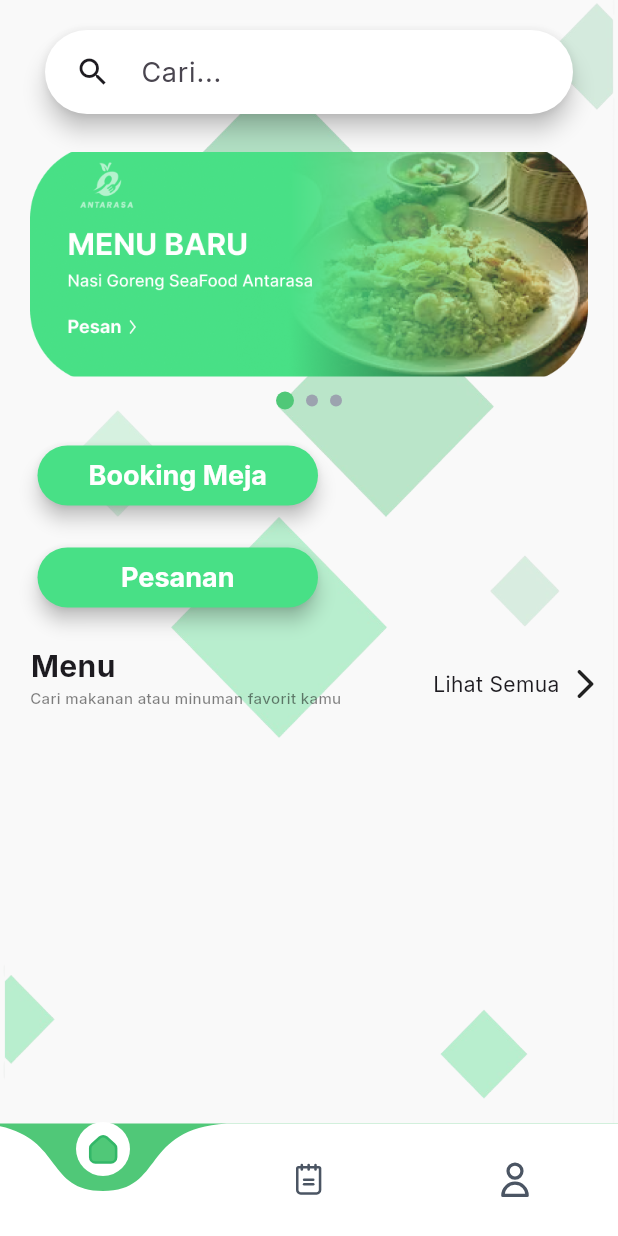
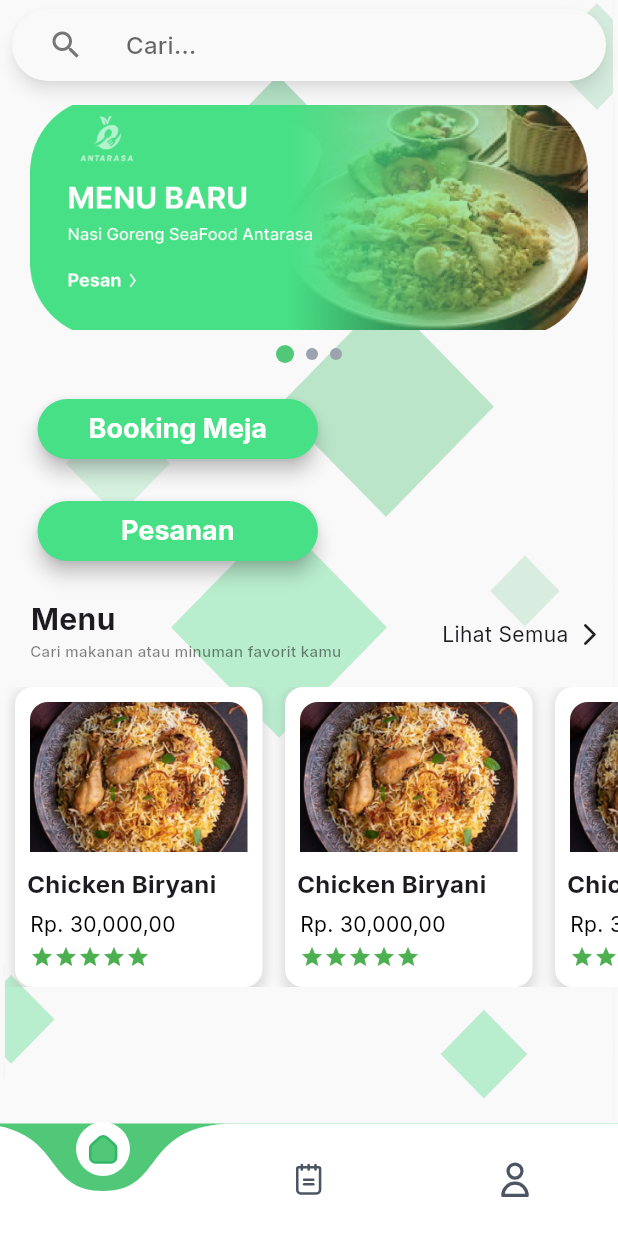
Before and after one commit to KakaChristian/antarasa, a Flutter app: the NavigationView screen opened by its route, on a phone screen of 412 x 824 dp. Run offline on Flutter 3.47's test engine with Material 3 defaults, Android fonts, the phone set to English and light mode, and no system bars; drawn by our look-alikes of curved_navigation_bar; our stand-ins replace flutter_svg, get, material_floating_search_bar_2.

Commit message:
Home view

```diff
--- a/lib/app/core/config/themes/app_themes.dart
+++ b/lib/app/core/config/themes/app_themes.dart
@@ -49,7 +49,7 @@ class AppTheme {
       ),
     ),
     searchBarTheme: const SearchBarThemeData(
-      backgroundColor: WidgetStatePropertyAll(AppColors.white),
+      backgroundColor: WidgetStatePropertyAll(AppColors.lightBackgroundColor),
       shadowColor: WidgetStatePropertyAll(AppColors.black),
       padding: WidgetStatePropertyAll(
         EdgeInsets.symmetric(horizontal: 20),
--- a/lib/app/features/home/views/home_view.dart
+++ b/lib/app/features/home/views/home_view.dart
@@ -1,5 +1,7 @@
 import 'package:antarasa/app/common/widgets/button/basic_app_button.dart';
 import 'package:antarasa/app/core/config/themes/app_colors.dart';
+import 'package:antarasa/app/features/home/widgets/food_card.dart';
+import 'package:antarasa/app/features/home/widgets/home_search_bar.dart';
 import 'package:antarasa/app/features/home/widgets/page_indicator.dart';
 import 'package:flutter/material.dart';
 import 'package:get/get.dart';
@@ -15,8 +17,6 @@ class HomeView extends GetView<HomeController> {
     var controller = Get.put(HomeController());
 
     return Container(
-      constraints: const BoxConstraints.expand(),
-      height: double.infinity,
       decoration: const BoxDecoration(
         color: AppColors.lightBackgroundColor,
         image: DecorationImage(
@@ -26,20 +26,14 @@ class HomeView extends GetView<HomeController> {
       ),
       child: SafeArea(
         child: Scaffold(
+          resizeToAvoidBottomInset: false,
           backgroundColor: Colors.transparent,
-          body: Column(
-            // mainAxisAlignment: MainAxisAlignment.start,
-            // crossAxisAlignment: CrossAxisAlignment.start,
+          body: Stack(
+            children: [
+              Column(
                 mainAxisSize: MainAxisSize.min,
                 children: [
-              const Padding(
-                padding: EdgeInsets.symmetric(horizontal: 30, vertical: 20),
-                child: SearchBar(
-                  leading: Icon(Icons.search),
-                  hintText: 'Cari...',
-                ),
-              ),
-              const SizedBox(height: 5),
+                  const SizedBox(height: 70),
                   SizedBox(
                     height: 150,
                     child: PageView.builder(
@@ -124,61 +118,36 @@ class HomeView extends GetView<HomeController> {
                           child: const Row(
                             mainAxisAlignment: MainAxisAlignment.end,
                             children: [
-                          Text('Lihat Semua'),
+                              Text(
+                                'Lihat Semua',
+                                style: TextStyle(fontSize: 14),
+                              ),
                               SizedBox(width: 5),
-                          Icon(Icons.arrow_forward_ios_rounded)
+                              Icon(
+                                Icons.arrow_forward_ios_rounded,
+                                size: 18,
+                              ),
                             ],
                           ),
                         ),
                       ),
                     ],
                   ),
-              // ListView.builder(
-              //   scrollDirection: Axis.horizontal,
-              //   itemCount: 1,
-              //   itemBuilder: (context, index) {
-              //     return Card(
-              //       color: AppColors.white,
-              //       elevation: 2,
-              //       child: Container(
-              //         width: 40,
-              //         height: 70,
-              //         decoration: BoxDecoration(
-              //           borderRadius: BorderRadius.circular(16),
-              //         ),
-              //         child: Column(
-              //           children: [
-              //             Expanded(
-              //               child: Padding(
-              //                 padding: const EdgeInsets.symmetric(
-              //                   vertical: 15,
-              //                   horizontal: 20,
-              //                 ),
-              //                 child: Container(
-              //                   decoration: const BoxDecoration(
-              //                     borderRadius: BorderRadius.only(
-              //                       topLeft: Radius.circular(10),
-              //                       topRight: Radius.circular(10),
-              //                     ),
-              //                     image: DecorationImage(
-              //                       alignment: Alignment.topCenter,
-              //                       image: AssetImage(
-              //                         AppImages.chicken_biryani,
-              //                       ),
-              //                     ),
-              //                   ),
-              //                 ),
-              //               ),
-              //             ),
-              //             const Text('Chicken Biryani'),
-              //             const Text('Rp. 30,000,00'),
-              //             const SizedBox(height: 20)
-              //           ],
-              //         ),
-              //       ),
-              //     );
-              //   },
-              // ),
+                  const SizedBox(height: 10),
+                  SizedBox(
+                    height: 200,
+                    child: ListView.builder(
+                      scrollDirection: Axis.horizontal,
+                      itemCount: 4,
+                      itemBuilder: (context, index) => const Padding(
+                        padding: EdgeInsets.only(left: 10, right: 5),
+                        child: FoodCard(),
+                      ),
+                    ),
+                  ),
+                ],
+              ),
+              const HomeSearchBar(),
             ],
           ),
         ),
--- /dev/null
+++ b/lib/app/features/home/widgets/food_card.dart
@@ -0,0 +1,86 @@
+import 'package:antarasa/app/core/config/assets/app_images.dart';
+import 'package:antarasa/app/core/config/themes/app_colors.dart';
+import 'package:flutter/material.dart';
+
+class FoodCard extends StatelessWidget {
+  const FoodCard({super.key});
+
+  @override
+  Widget build(BuildContext context) {
+    return Container(
+      width: 165,
+      height: 200,
+      decoration: BoxDecoration(
+        color: AppColors.white,
+        borderRadius: BorderRadius.circular(12),
+        boxShadow: [
+          BoxShadow(
+            color: Colors.grey.withOpacity(0.3),
+            spreadRadius: 2,
+            blurRadius: 5,
+            offset: const Offset(0, 3),
+          ),
+        ],
+      ),
+      child: Column(
+        crossAxisAlignment: CrossAxisAlignment.start,
+        children: [
+          // Image
+          Container(
+            margin: const EdgeInsets.symmetric(horizontal: 10, vertical: 10),
+            height: 100,
+            width: double.infinity,
+            decoration: const BoxDecoration(
+              borderRadius: BorderRadius.only(
+                topLeft: Radius.circular(12),
+                topRight: Radius.circular(12),
+              ),
+              image: DecorationImage(
+                image: AssetImage(AppImages.chicken_biryani),
+                fit: BoxFit.cover,
+              ),
+            ),
+          ),
+
+          // Food Name
+          const Padding(
+            padding: EdgeInsets.symmetric(horizontal: 8),
+            child: Text(
+              'Chicken Biryani',
+              style: TextStyle(
+                fontSize: 16,
+                fontWeight: FontWeight.bold,
+              ),
+            ),
+          ),
+          const SizedBox(height: 5),
+          // Price
+          const Padding(
+            padding: EdgeInsets.symmetric(horizontal: 10),
+            child: Text(
+              'Rp. 30,000,00',
+              style: TextStyle(
+                fontSize: 14,
+                color: AppColors.black,
+              ),
+            ),
+          ),
+
+          // Rating
+          Padding(
+            padding: const EdgeInsets.symmetric(horizontal: 10, vertical: 4),
+            child: Row(
+              children: List.generate(5, (index) {
+                return const Icon(
+                  Icons.star,
+                  color: Colors.green,
+                  size: 16,
+                );
+              }),
+            ),
+          ),
+        ],
+      ),
+    );
+  }
+}
--- /dev/null
+++ b/lib/app/features/home/widgets/home_search_bar.dart
@@ -0,0 +1,75 @@
+import 'package:antarasa/app/core/config/themes/app_colors.dart';
+import 'package:flutter/material.dart';
+import 'package:material_floating_search_bar_2/material_floating_search_bar_2.dart';
+
+class HomeSearchBar extends StatelessWidget {
+  const HomeSearchBar({super.key});
+
+  @override
+  Widget build(BuildContext context) {
+    return FloatingSearchBar(
+      leadingActions: [
+        FloatingSearchBarAction(
+          showIfOpened: false,
+          child: IconButton(
+            icon: const Icon(Icons.search),
+            onPressed: () {},
+          ),
+        ),
+      ],
+      backgroundColor: AppColors.lightBackgroundColor,
+      hint: 'Cari...',
+      scrollPadding: const EdgeInsets.only(
+        top: 16,
+        bottom: 56,
+      ),
+      transitionDuration: const Duration(milliseconds: 500),
+      transitionCurve: Curves.easeInOut,
+      physics: const BouncingScrollPhysics(),
+      axisAlignment: 0.0,
+      openAxisAlignment: 0.0,
+      width: 600,
+      debounceDelay: const Duration(milliseconds: 500),
+      borderRadius: BorderRadius.circular(28),
+      onQueryChanged: (query) {},
+      transition: CircularFloatingSearchBarTransition(),
+      actions: [
+        FloatingSearchBarAction(
+          showIfOpened: false,
+          child: Container(),
+        ),
+        FloatingSearchBarAction.searchToClear(
+          showIfClosed: false,
+        ),
+      ],
+      builder: (context, transition) {
+        return _buildSearchResults();
+      },
+    );
+  }
+
+  Widget _buildSearchResults() {
+    return ClipRRect(
+      borderRadius: BorderRadius.circular(8),
+      child: Material(
+        color: Colors.white,
+        elevation: 4.0,
+        child: Column(
+          mainAxisSize: MainAxisSize.min,
+          children: [
+            ListTile(
+              leading: const Icon(Icons.restaurant),
+              title: const Text('Restoran 1'),
+              onTap: () {},
+            ),
+            ListTile(
+              leading: const Icon(Icons.restaurant),
+              title: const Text('Restoran 2'),
+              onTap: () {},
+            ),
+          ],
+        ),
+      ),
+    );
+  }
+}
--- a/lib/app/features/navigation/views/navigation_view.dart
+++ b/lib/app/features/navigation/views/navigation_view.dart
@@ -53,7 +53,10 @@ class _NavigationViewState extends State<NavigationView> {
           animationDuration: const Duration(milliseconds: 600),
           items: List.generate(
             3,
-            (index) => navigationBarItem(index, controller.currentIndex.value),
+            (index) => NavigationBarItem(
+              index: index,
+              currentIndex: controller.currentIndex.value,
+            ),
           ),
           onTap: (index) {
             controller.changePage(index);
--- a/lib/app/features/navigation/widgets/navigation_bar_item.dart
+++ b/lib/app/features/navigation/widgets/navigation_bar_item.dart
@@ -2,7 +2,18 @@ import '../../../core/config/assets/app_vectors.dart';
 import 'package:flutter/material.dart';
 import 'package:flutter_svg/flutter_svg.dart';
 
-Widget navigationBarItem(int index, int currentIndex) {
+class NavigationBarItem extends StatelessWidget {
+  final int index;
+  final int currentIndex;
+
+  const NavigationBarItem({
+    super.key,
+    required this.index,
+    required this.currentIndex,
+  });
+
+  @override
+  Widget build(BuildContext context) {
     String icon;
     String activeIcon;
     double width;
@@ -30,9 +41,9 @@ Widget navigationBarItem(int index, int currentIndex) {
     }
 
     return SvgPicture.asset(
-
+      index == currentIndex ? activeIcon : icon,
       width: width,
-    index == currentIndex ? activeIcon : icon,
       fit: BoxFit.scaleDown,
     );
   }
+}
--- a/pubspec.yaml
+++ b/pubspec.yaml
@@ -19,6 +19,7 @@ dependencies:
   http: ^1.2.2
   intl: ^0.19.0
   material_design_icons_flutter: ^7.0.7296
+  material_floating_search_bar_2: ^0.5.0
 
 dev_dependencies:
   flutter_lints: 4.0.0
```
Also changed, not shown: pubspec.lock. Lines whose indentation alone changed are shown as unchanged.
